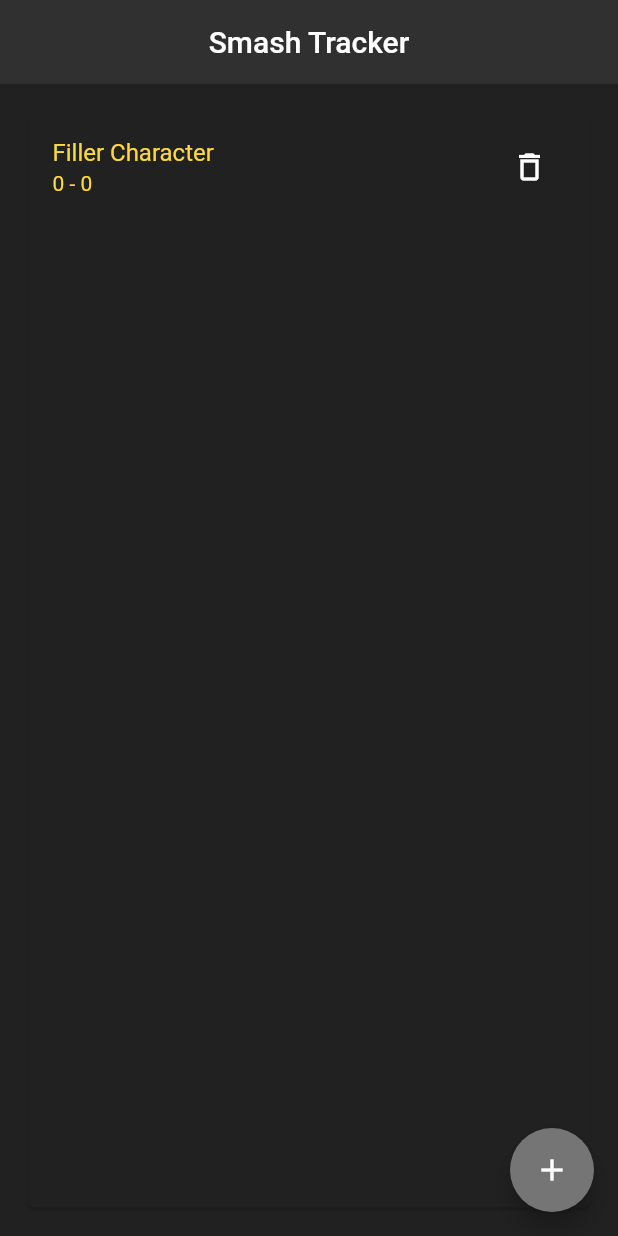
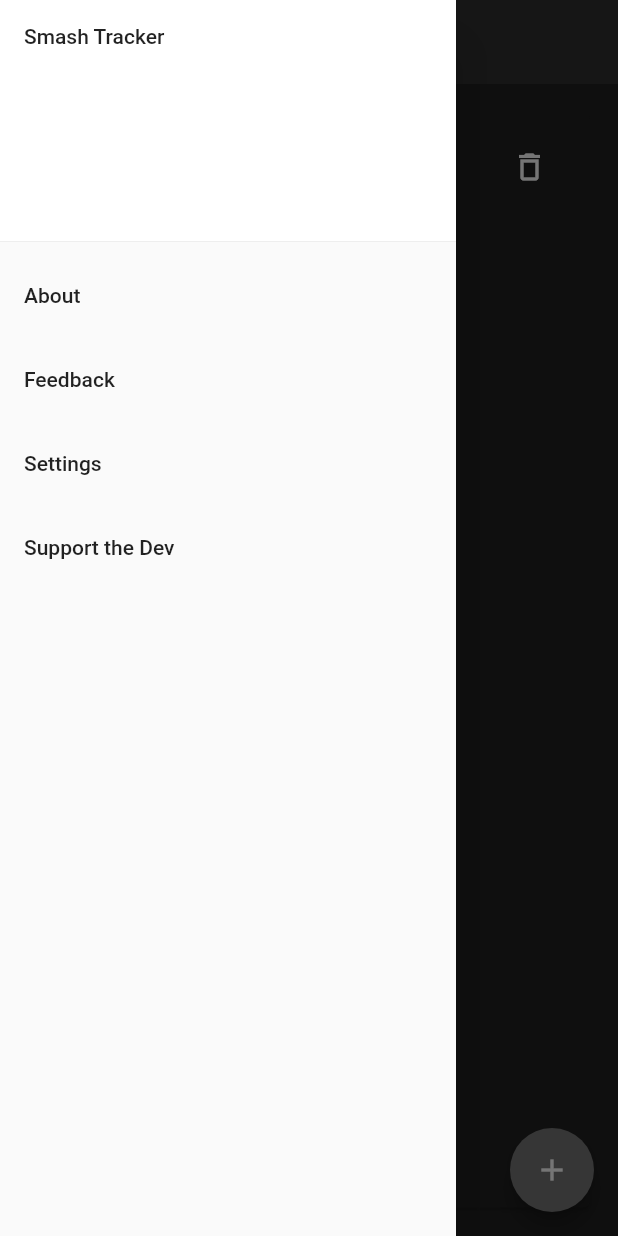
Before and after one commit to aking618/smash_tracker, a Flutter app: the screen it shows after launch, with the side drawer open (before the commit the screen has no drawer), on a phone screen of 412 x 824 dp. Run offline on Flutter 3.47's test engine with Material 2 defaults, Android fonts, the phone set to English and light mode, and no system bars; our stand-ins replace dropdown_formfield, flutter_spinkit; generated files the repository leaves out were written again.

Commit message:
Added Menu Template

```diff
--- a/lib/pages/home.dart
+++ b/lib/pages/home.dart
@@ -12,6 +12,16 @@ class Home extends StatefulWidget {
 
 class _HomeState extends State<Home> {
   PlayerList playerList;
+
+  ThemeData darkTheme;
+  ThemeData lightTheme;
+
+  //Todo
+  // Nintendo themed colors
+  // Light themed
+  // Dark themed
+
+  // Blue
 
   @override
   void initState() {
@@ -48,7 +58,6 @@ class _HomeState extends State<Home> {
 
   @override
   Widget build(BuildContext context) {
-
     Future<bool> _onWillPop() async {
       return (await showDialog(
         context: context,
@@ -78,6 +87,55 @@ class _HomeState extends State<Home> {
           centerTitle: true,
           backgroundColor: Colors.grey[850],
           elevation: 0,
+        ),
+        drawer: Drawer(
+          child: ListView(
+            padding: EdgeInsets.zero,
+            children: <Widget>[
+              DrawerHeader(
+                child: Text('Smash Tracker'),
+                decoration: BoxDecoration(
+                  color: Colors.white,
+                ),
+              ),
+              ListTile(
+                title: Text('About'),
+                onTap: () {
+                  // Do Stuff
+
+                  // Close the drawer
+                  Navigator.pop(context);
+                },
+              ),
+              ListTile(
+                title: Text('Feedback'),
+                onTap: () {
+                  // Do Stuff
+
+                  // Close the drawer
+                  Navigator.pop(context);
+                },
+              ),
+              ListTile(
+                title: Text('Settings'),
+                onTap: () {
+                  // Do Stuff
+
+                  // Close the drawer
+                  Navigator.pop(context);
+                },
+              ),
+              ListTile(
+                title: Text('Support the Dev'),
+                onTap: () {
+                  // Do Stuff
+
+                  // Close the drawer
+                  Navigator.pop(context);
+                },
+              ),
+            ],
+          ),
         ),
         floatingActionButton: FloatingActionButton(
           onPressed: () async {addPlayer();},
```
